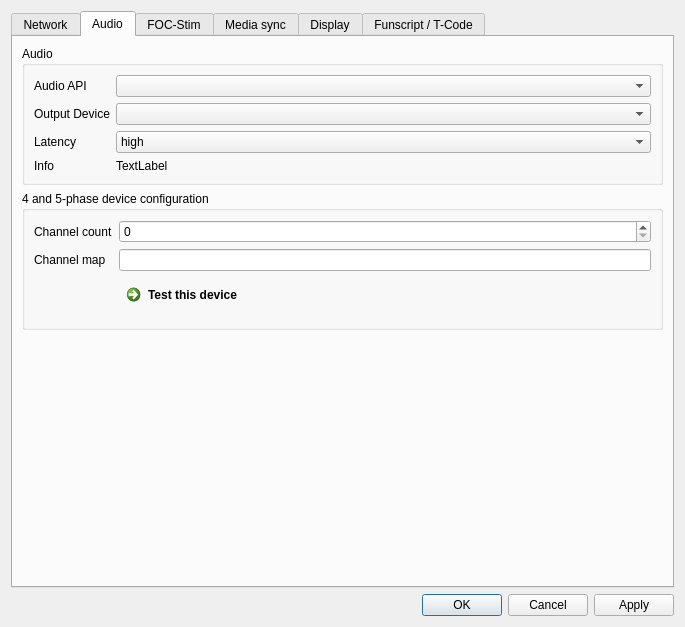
Old version of the form designer/preferencesdialog.ui in the repository diglet48/restim.
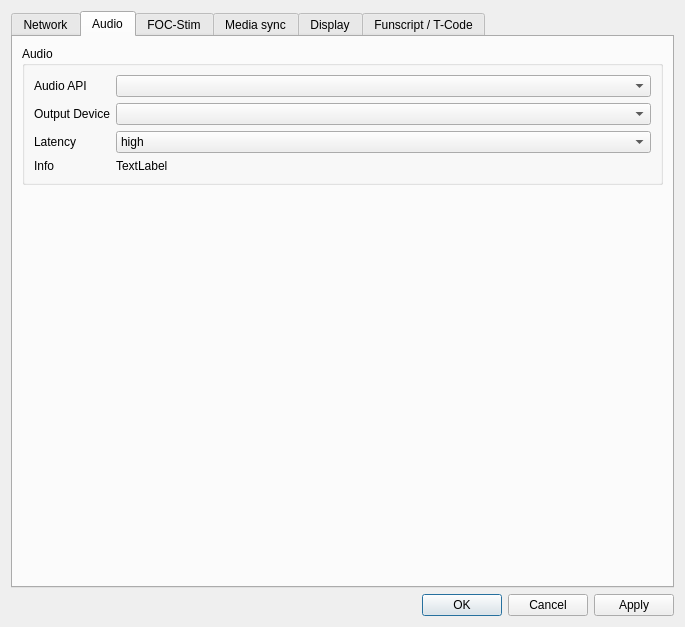
New version of the form. The open tabs and pages were chosen to show the change. Icons and pictures are not drawn. Custom widgets are drawn as their Qt base class.

Commit message:
Remove audio 4/5 phase.
4/5 phase was a feature that was far ahead of its time. Unfortunately
its time never came due to hardware limitations. I'm removing the code
to make mental space for upcoming hardware.

What changed in the file:
```diff
--- a/designer/preferencesdialog.ui
+++ b/designer/preferencesdialog.ui
@@ -365,42 +365,6 @@
          </layout>
         </widget>
        </item>
-       <item>
-        <widget class="QGroupBox" name="groupBox_4">
-         <property name="title">
-          <string>4 and 5-phase device configuration</string>
-         </property>
-         <layout class="QFormLayout" name="formLayout_8">
-          <item row="0" column="0">
-           <widget class="QLabel" name="label_28">
-            <property name="text">
-             <string>Channel count</string>
-            </property>
-           </widget>
-          </item>
-          <item row="0" column="1">
-           <widget class="QSpinBox" name="channel_count"/>
-          </item>
-          <item row="1" column="0">
-           <widget class="QLabel" name="label_29">
-            <property name="text">
-             <string>Channel map</string>
-            </property>
-           </widget>
-          </item>
-          <item row="1" column="1">
-           <widget class="QLineEdit" name="channel_map"/>
-          </item>
-          <item row="2" column="1">
-           <widget class="QCommandLinkButton" name="commandLinkButton">
-            <property name="text">
-             <string>Test this device</string>
-            </property>
-           </widget>
-          </item>
-         </layout>
-        </widget>
-       </item>
        <item>
         <spacer name="verticalSpacer">
          <property name="orientation">
```
Left out of the diff: 2 changed lines with no effect on the pictures. The commit also changes 23 other files.
